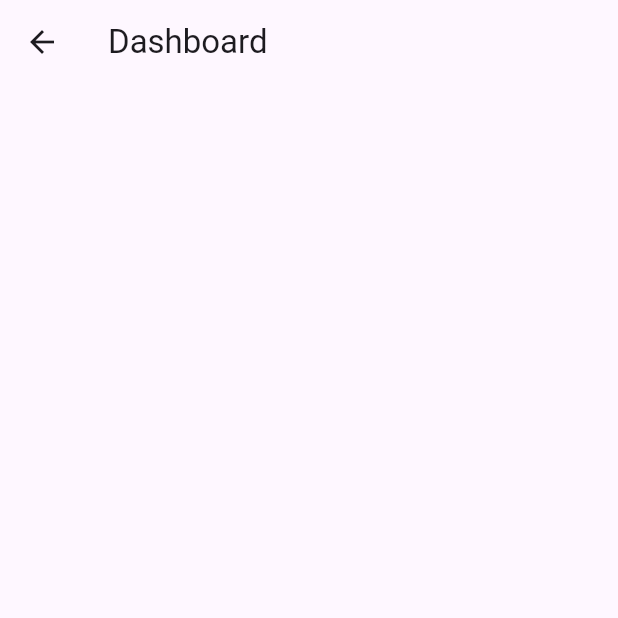
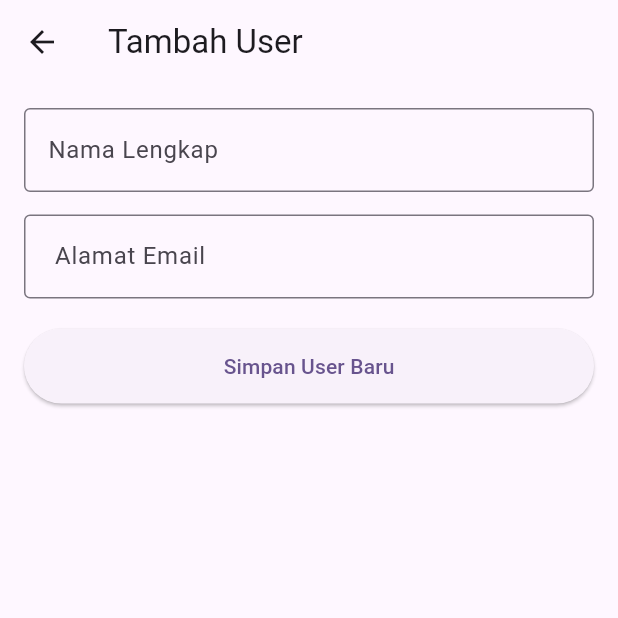
Before and after one commit to thekill022/Sqlite_0174, a Flutter app: the UserFormPage screen opened directly, on a phone screen of 412 x 824 dp, the top half of it. Run offline on Flutter 3.47's test engine with Material 3 defaults, Android fonts, the phone set to English and light mode, and no system bars; our stand-ins replace flutter_bloc, sqflite; accounts and stored records are empty.

Commit message:
menambahkan tampilan untuk user form

```diff
--- a/lib/pages/user_form.dart
+++ b/lib/pages/user_form.dart
@@ -1,4 +1,7 @@
 import 'package:flutter/material.dart';
+import 'package:flutter_bloc/flutter_bloc.dart';
+import 'package:meet8/bloc/user_bloc.dart';
+import 'package:meet8/bloc/user_event.dart';
 import 'package:meet8/domain/entities/user_entity.dart';
 
 class UserFormPage extends StatefulWidget {
@@ -25,11 +28,57 @@ class _UserFormPageState extends State<UserFormPage> {
 
   @override
   Widget build(BuildContext context) {
+    final isEdit = widget.user != null;
+
     return Scaffold(
-      appBar: AppBar(title: const Text("Dashboard"), actions: const []),
-      body: SingleChildScrollView(
-        padding: const EdgeInsets.all(10.0),
-        child: Column(children: []),
+      appBar: AppBar(title: Text(isEdit ? "Edit User" : "Tambah User")),
+      body: Padding(
+        padding: EdgeInsets.all(16),
+        child: Column(
+          children: [
+            TextField(
+              controller: _nameController,
+              decoration: InputDecoration(
+                labelText: "Nama Lengkap",
+                border: OutlineInputBorder(),
+              ),
+            ),
+            SizedBox(height: 15),
+            TextField(
+              controller: _emailController,
+              decoration: InputDecoration(
+                labelText: " Alamat Email",
+                border: OutlineInputBorder(),
+              ),
+            ),
+            SizedBox(height: 20),
+
+            SizedBox(
+              width: double.infinity,
+              height: 50,
+              child: ElevatedButton(
+                onPressed: () {
+                  final newUser = UserEntity(
+                    id:
+                        isEdit
+                            ? widget.user!.id
+                            : DateTime.now().microsecondsSinceEpoch.toString(),
+                    name: _nameController.text,
+                    email: _emailController.text,
+                  );
+
+                  if (isEdit) {
+                    context.read<UserBloc>().add(UpdateUserEvent(newUser));
+                  } else {
+                    context.read<UserBloc>().add(AddUserEvent(newUser));
+                  }
+                  Navigator.pop(context);
+                },
+                child: Text(isEdit ? "Simpan Perubahan" : "Simpan User Baru"),
+              ),
+            ),
+          ],
+        ),
       ),
     );
   }
```
